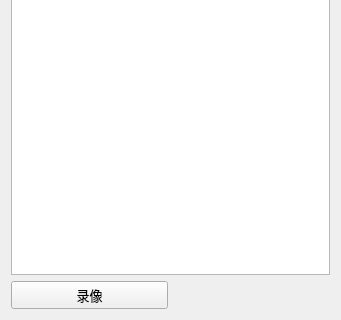
suisiyuan/IDT_Capture, file stitch.ui: the form before one commit; both pictures show x 0 to 341 and y 292 to 612 of the 341 by 612 pixel window.
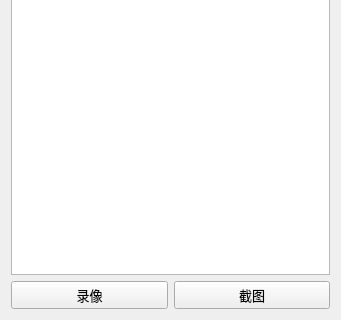
The form after the commit.

Commit message: 能够正常录视频、截图，拼接功能需要进一步实现。

What changed in the file:
```diff
--- a/stitch.ui
+++ b/stitch.ui
@@ -20,6 +20,13 @@
    <string>Form</string>
   </property>
   <layout class="QGridLayout" name="gridLayout">
+   <item row="2" column="1">
+    <widget class="QPushButton" name="snapshotButton">
+     <property name="text">
+      <string>截图</string>
+     </property>
+    </widget>
+   </item>
    <item row="0" column="0">
     <widget class="QPushButton" name="lastButton">
      <property name="text">
@@ -44,13 +51,6 @@
      </property>
     </widget>
    </item>
-   <item row="2" column="1">
-    <widget class="QLabel" name="label">
-     <property name="text">
-      <string/>
-     </property>
-    </widget>
-   </item>
   </layout>
   <zorder>label</zorder>
   <zorder>lastButton</zorder>
```
Left out of the diff: 2 changed lines with no effect on the pictures. The commit also changes 12 other files.
